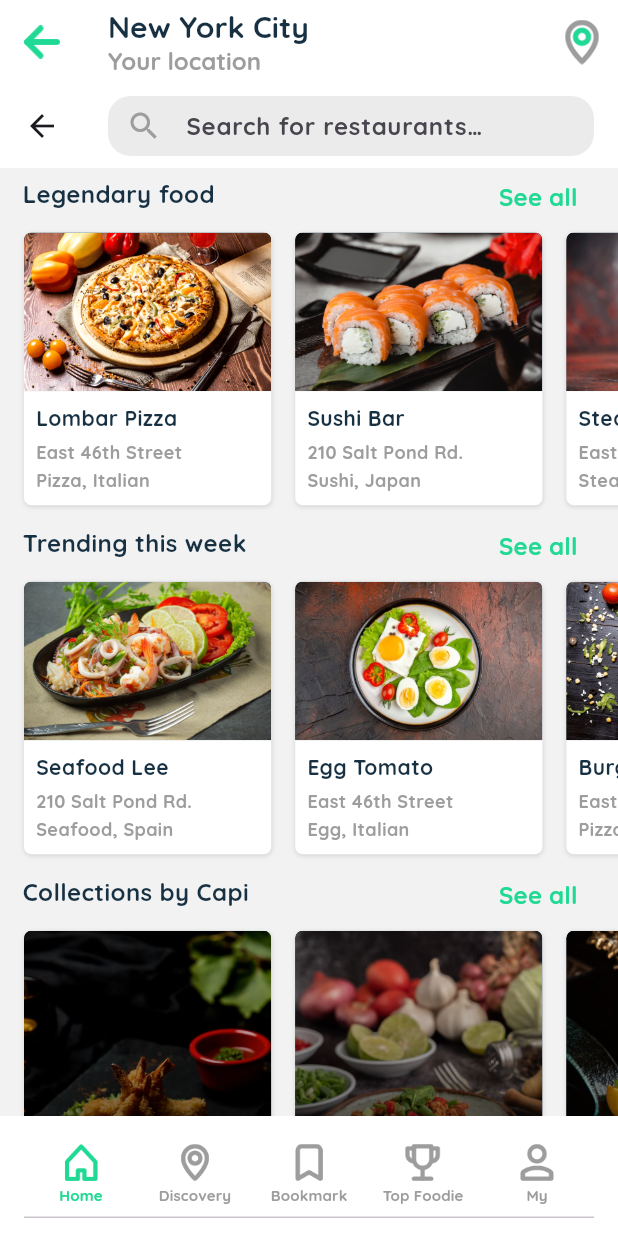
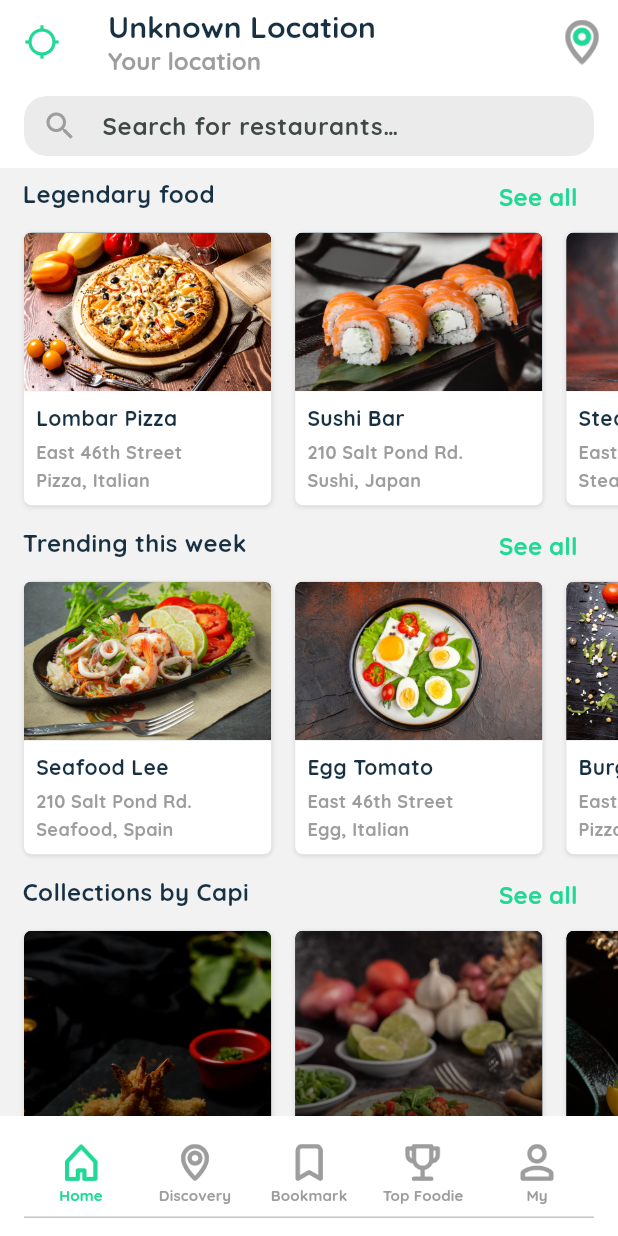
Before and after one commit to MUHAMMEDSINANCP/CP-Restaurants, a Flutter app: the OtpView screen opened directly, after a tap on "Verify Now", on a phone screen of 412 x 824 dp. Run offline on Flutter 3.47's test engine with Material 2 defaults, Android fonts, the light colour scheme and no system bars; our stand-ins replace flutter_otp_text_field, flutter_rating_bar, geocoding, geolocator, google_maps_flutter, percent_indicator and 1 more; missing offline and left inert: custom_map_markers, widget_mask.

Commit message:
Location Feature  Added

```diff
--- /dev/null
+++ b/lib/services/location_provider.dart
@@ -0,0 +1,61 @@
+import 'package:cp_restaurants/services/location_service.dart';
+import 'package:flutter/cupertino.dart';
+import 'package:geocoding/geocoding.dart';
+import 'package:geolocator/geolocator.dart';
+
+class LocationProvider with ChangeNotifier {
+  Position? _currentPosition;
+  Position? get currentPostion => _currentPosition;
+
+  final LocationService _locationService = LocationService();
+
+  Placemark? _currentLocationName;
+  Placemark? get currentLocationName => _currentLocationName;
+
+  Future<void> determinePosition() async {
+    bool serviceEnabled;
+    LocationPermission permission;
+
+    serviceEnabled = await Geolocator.isLocationServiceEnabled();
+
+    if (!serviceEnabled) {
+      _currentPosition = null;
+      notifyListeners();
+      return;
+    }
+
+    permission = await Geolocator.checkPermission();
+
+    if (permission == LocationPermission.denied) {
+      permission = await Geolocator.requestPermission();
+
+      if (permission == LocationPermission.denied) {
+        _currentPosition = null;
+        notifyListeners();
+        return;
+      }
+    }
+
+    if (permission == LocationPermission.deniedForever) {
+      _currentPosition = null;
+      notifyListeners();
+      return;
+    }
+
+    _currentPosition = await Geolocator.getCurrentPosition();
+    print(_currentPosition);
+
+    _currentLocationName =
+        await _locationService.getLocationName(_currentPosition);
+
+    print(_currentLocationName);
+
+    notifyListeners();
+  }
+
+  // ask the permission
+
+  // get the location
+
+  // get the placemark
+}
--- a/lib/view/bookmark/bookmark_view.dart
+++ b/lib/view/bookmark/bookmark_view.dart
@@ -80,6 +80,7 @@ class _BookmarkViewState extends State<BookmarkView> {
               floating: false,
               centerTitle: false,
               leadingWidth: 0,
+              automaticallyImplyLeading: false,
               title: Row(
                 children: [
                   Image.asset(
@@ -106,6 +107,7 @@ class _BookmarkViewState extends State<BookmarkView> {
               backgroundColor: Colors.white,
               elevation: 1,
               pinned: false,
+              automaticallyImplyLeading: false,
               floating: true,
               primary: false,
               expandedHeight: 50,
--- a/lib/view/discovery/discovery_view.dart
+++ b/lib/view/discovery/discovery_view.dart
@@ -58,6 +58,7 @@ class _DiscoveryViewState extends State<DiscoveryView> {
             SliverAppBar(
               backgroundColor: Colors.white,
               elevation: 0,
+              automaticallyImplyLeading: false,
               pinned: true,
               floating: false,
               centerTitle: false,
--- a/lib/view/home/home_view.dart
+++ b/lib/view/home/home_view.dart
@@ -1,6 +1,10 @@
 import 'package:cp_restaurants/common/extension.dart';
+import 'package:cp_restaurants/services/location_provider.dart';
+import 'package:cp_restaurants/view/discovery/near_by_map_list_view.dart';
 import 'package:cp_restaurants/view/home/legendry_list_view.dart';
+import 'package:cp_restaurants/view/home/map_detail_view.dart';
 import 'package:flutter/material.dart';
+import 'package:provider/provider.dart';
 import '../../common/color_extension.dart';
 import '../../common_widget/collection_food_item_cell.dart';
 import '../../common_widget/favorite_food_item_cell.dart';
@@ -91,6 +95,15 @@ class _HomeViewState extends State<HomeView> {
   ];
 
   @override
+  void initState() {
+    // TODO: implement initState
+
+    Provider.of<LocationProvider>(context, listen: false).determinePosition();
+
+    super.initState();
+  }
+
+  @override
   Widget build(BuildContext context) {
     var media = MediaQuery.of(context).size;
     return Scaffold(
@@ -104,12 +117,12 @@ class _HomeViewState extends State<HomeView> {
                     elevation: 0,
                     pinned: true,
                     floating: false,
+                    automaticallyImplyLeading: false,
                     centerTitle: false,
                     leading: IconButton(
-                      icon: Image.asset(
-                        "assets/img/back.png",
-                        width: 24,
-                        height: 30,
+                      icon: Icon(
+                        Icons.location_searching,
+                        color: TColor.primary,
                       ),
                       onPressed: () {
                         setState(() {
@@ -117,11 +130,21 @@ class _HomeViewState extends State<HomeView> {
                         });
                       },
                     ),
-                    title: Column(
+                    title: Consumer<LocationProvider>(
+                        builder: (context, locationProvider, child) {
+                      String? locationCity;
+                      if (locationProvider.currentLocationName != null) {
+                        locationCity = locationProvider.currentLocationName!
+                            .subLocality; // here you can choose which location area shoul show on ui
+                      } else {
+                        locationCity = "Unknown Location";
+                      }
+
+                      return Column(
                         crossAxisAlignment: CrossAxisAlignment.start,
                         children: [
                           Text(
-                          "New York City",
+                            locationCity!,
                             textAlign: TextAlign.start,
                             style: TextStyle(
                                 color: TColor.text,
@@ -137,7 +160,8 @@ class _HomeViewState extends State<HomeView> {
                                 fontWeight: FontWeight.w700),
                           ),
                         ],
-                    ),
+                      );
+                    }),
                     actions: [
                       IconButton(
                         icon: Image.asset(
@@ -146,9 +170,11 @@ class _HomeViewState extends State<HomeView> {
                           height: 30,
                         ),
                         onPressed: () {
-                          setState(() {
-                            isSelectCity = false;
-                          });
+                          Navigator.push(
+                            context,
+                            MaterialPageRoute(
+                                builder: (context) => const MapDetailView()),
+                          );
                         },
                       ),
                       // IconButton(
@@ -171,6 +197,7 @@ class _HomeViewState extends State<HomeView> {
                     pinned: false,
                     floating: true,
                     primary: false,
+                    automaticallyImplyLeading: false,
                     title: RoundTextField(
                       controller: txtSearch,
                       hitText: "Search for restaurants…",
--- a/lib/view/login/otp_view.dart
+++ b/lib/view/login/otp_view.dart
@@ -90,7 +90,7 @@ class _OtpViewState extends State<OtpView> {
                         MaterialPageRoute<void>(
                             builder: (BuildContext context) =>
                                 const MainTabView()),
-                        (route) => true);
+                        (route) => false);
                   },
                 ),
               ],
--- a/lib/view/top_foodie/top_foodie_view.dart
+++ b/lib/view/top_foodie/top_foodie_view.dart
@@ -83,6 +83,7 @@ class _TopFoodieViewState extends State<TopFoodieView> {
               elevation: 1,
               pinned: true,
               floating: false,
+              automaticallyImplyLeading: false,
               centerTitle: false,
               leadingWidth: 0,
               title: Row(
@@ -111,6 +112,7 @@ class _TopFoodieViewState extends State<TopFoodieView> {
               primary: false,
               floating: false,
               backgroundColor: Colors.white,
+              automaticallyImplyLeading: false,
               expandedHeight: 70,
               elevation: 1,
               flexibleSpace: Container(
--- a/pubspec.yaml
+++ b/pubspec.yaml
@@ -38,6 +38,10 @@ dependencies:
   percent_indicator: ^4.2.3
   readmore: ^2.2.0
   widget_mask: ^1.0.0+0
+  intl: ^0.18.1
+  provider: ^6.0.5
+  geocoding: ^2.1.1
+  geolocator: ^10.1.0
 
 dev_dependencies:
   flutter_lints: ^2.0.0
```
Also changed, not shown: lib/main.dart (+9 -2 lines), lib/services/location_service.dart (added, +23 -0 lines), lib/view/discovery/near_by_map_list_view.dart (+7 -5 lines), lib/view/my_profile/my_profile_view.dart (+27 -4 lines), pubspec.lock, 4 other files. Lines whose indentation alone changed are shown as unchanged.
